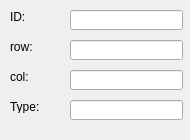
This is GameDemonstrator/dialogs/HexItemInfoDialog.ui in raubwuerger/StrategicGameProject as Qt 5 draws it before an edit. The edited form follows.
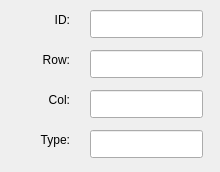
This is the edited form.

Patch:
```diff
--- a/GameDemonstrator/dialogs/HexItemInfoDialog.ui
+++ b/GameDemonstrator/dialogs/HexItemInfoDialog.ui
@@ -6,14 +6,14 @@
    <rect>
     <x>0</x>
     <y>0</y>
-    <width>190</width>
-    <height>140</height>
+    <width>220</width>
+    <height>172</height>
    </rect>
   </property>
   <property name="minimumSize">
    <size>
     <width>190</width>
-    <height>0</height>
+    <height>172</height>
    </size>
   </property>
   <property name="windowTitle">
@@ -24,21 +24,24 @@
     <rect>
      <x>10</x>
      <y>10</y>
-     <width>46</width>
-     <height>13</height>
+     <width>60</width>
+     <height>20</height>
     </rect>
    </property>
    <property name="text">
     <string>ID:</string>
    </property>
+   <property name="alignment">
+    <set>Qt::AlignRight|Qt::AlignTrailing|Qt::AlignVCenter</set>
+   </property>
   </widget>
   <widget class="QLineEdit" name="lineEditID">
    <property name="geometry">
     <rect>
-     <x>70</x>
+     <x>90</x>
      <y>10</y>
      <width>113</width>
-     <height>20</height>
+     <height>28</height>
     </rect>
    </property>
   </widget>
@@ -46,22 +49,25 @@
    <property name="geometry">
     <rect>
      <x>10</x>
-     <y>70</y>
-     <width>46</width>
-     <height>13</height>
+     <y>90</y>
+     <width>60</width>
+     <height>20</height>
     </rect>
    </property>
    <property name="text">
-    <string>col:</string>
+    <string>Col:</string>
+   </property>
+   <property name="alignment">
+    <set>Qt::AlignRight|Qt::AlignTrailing|Qt::AlignVCenter</set>
    </property>
   </widget>
   <widget class="QLineEdit" name="lineEditCol">
    <property name="geometry">
     <rect>
-     <x>70</x>
-     <y>70</y>
+     <x>90</x>
+     <y>90</y>
      <width>113</width>
-     <height>20</height>
+     <height>28</height>
     </rect>
    </property>
   </widget>
@@ -69,22 +75,25 @@
    <property name="geometry">
     <rect>
      <x>10</x>
-     <y>40</y>
-     <width>46</width>
-     <height>13</height>
+     <y>50</y>
+     <width>60</width>
+     <height>20</height>
     </rect>
    </property>
    <property name="text">
-    <string>row:</string>
+    <string>Row:</string>
+   </property>
+   <property name="alignment">
+    <set>Qt::AlignRight|Qt::AlignTrailing|Qt::AlignVCenter</set>
    </property>
   </widget>
   <widget class="QLineEdit" name="lineEditRow">
    <property name="geometry">
     <rect>
-     <x>70</x>
-     <y>40</y>
+     <x>90</x>
+     <y>50</y>
      <width>113</width>
-     <height>20</height>
+     <height>28</height>
     </rect>
    </property>
   </widget>
@@ -92,22 +101,25 @@
    <property name="geometry">
     <rect>
      <x>10</x>
-     <y>100</y>
-     <width>46</width>
-     <height>13</height>
+     <y>130</y>
+     <width>60</width>
+     <height>20</height>
     </rect>
    </property>
    <property name="text">
     <string>Type:</string>
    </property>
+   <property name="alignment">
+    <set>Qt::AlignRight|Qt::AlignTrailing|Qt::AlignVCenter</set>
+   </property>
   </widget>
   <widget class="QLineEdit" name="lineEditType">
    <property name="geometry">
     <rect>
-     <x>70</x>
-     <y>100</y>
+     <x>90</x>
+     <y>130</y>
      <width>113</width>
-     <height>20</height>
+     <height>28</height>
     </rect>
    </property>
   </widget>
```
